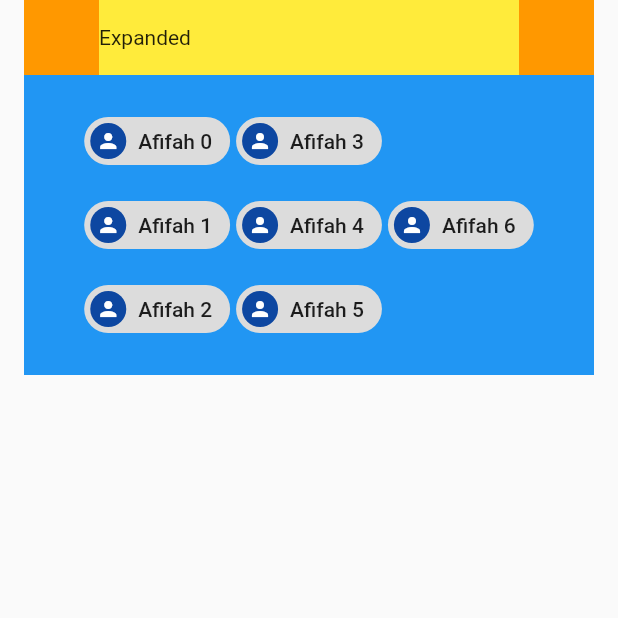
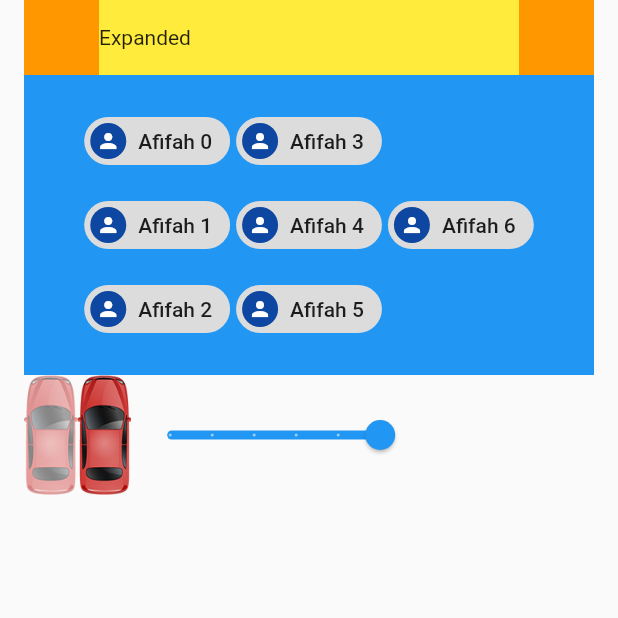
Before and after one commit to afhslll/explore_flutter, a Flutter app: the MainScreen screen opened by its route, on a phone screen of 412 x 824 dp, the top half of it. Run offline on Flutter 3.47's test engine with Material 2 defaults, Android fonts, the phone set to English and light mode, and no system bars; our stand-ins replace get_it, google_maps_flutter, location, table_calendar, webview_flutter; missing offline and left inert: connectivityswift; project files that could hold a hidden picture were left out.

```diff
--- a/lib/ui/view/weeklywidget/main_screen.dart
+++ b/lib/ui/view/weeklywidget/main_screen.dart
@@ -1,3 +1,4 @@
+import 'package:explore_flutter/core/constant/path_constant.dart';
 import 'package:flutter/material.dart';
 
 class MainScreen extends StatefulWidget {
@@ -9,6 +10,7 @@ class MainScreen extends StatefulWidget {
 
 class _MainScreenState extends State<MainScreen> {
   Alignment _alignment = Alignment.centerLeft;
+  double _carOpacity = 1.0;
 
   @override
   Widget build(BuildContext context) {
@@ -21,7 +23,18 @@ class _MainScreenState extends State<MainScreen> {
           child: Column(
             crossAxisAlignment: CrossAxisAlignment.stretch,
             children: [
-              Container(
+              _animatedContainerExample(),
+              _wrapExapmle(),
+              _opacityExample(),
+            ],
+          ),
+        ),
+      ),
+    );
+  }
+
+  Widget _animatedContainerExample() {
+    return Container(
       height: 50,
       child: Row(
         children: [
@@ -51,8 +64,11 @@ class _MainScreenState extends State<MainScreen> {
               child: Container(width: 50, color: Colors.orange)),
         ],
       ),
-              ),
-              Container(
+    );
+  }
+
+  Widget _wrapExapmle() {
+    return Container(
       color: Colors.blue,
       height: 200,
       width: double.infinity,
@@ -67,16 +83,45 @@ class _MainScreenState extends State<MainScreen> {
           (index) => Chip(
             avatar: CircleAvatar(
                 backgroundColor: Colors.blue.shade900,
-                            child: const Icon(Icons.person,
-                                color: Colors.white, size: 16)),
+                child: const Icon(Icons.person, color: Colors.white, size: 16)),
             label: Text('Afifah $index'),
-                      ),
-                    )),
-              )
-            ],
           ),
         ),
       ),
     );
   }
+
+  Widget _opacityExample() {
+    return Row(
+      children: [
+        Opacity(
+          opacity: 0.5,
+          child: Image.asset(
+            ConstantAssetsString.carIcon,
+            height: 80,
+          ),
+        ),
+        AnimatedOpacity(
+          opacity: _carOpacity,
+          duration: const Duration(seconds: 2),
+          child: Image.asset(
+            ConstantAssetsString.carIcon,
+            height: 80,
+          ),
+        ),
+        Slider(
+          value: _carOpacity,
+          min: 0,
+          max: 1,
+          divisions: 5,
+          label: _carOpacity.round().toString(),
+          onChanged: (double value) {
+            setState(() {
+              _carOpacity = value;
+            });
+          },
+        ),
+      ],
+    );
   }
+}
```
Also changed, not shown: 1 other file. Lines whose indentation alone changed are shown as unchanged.
